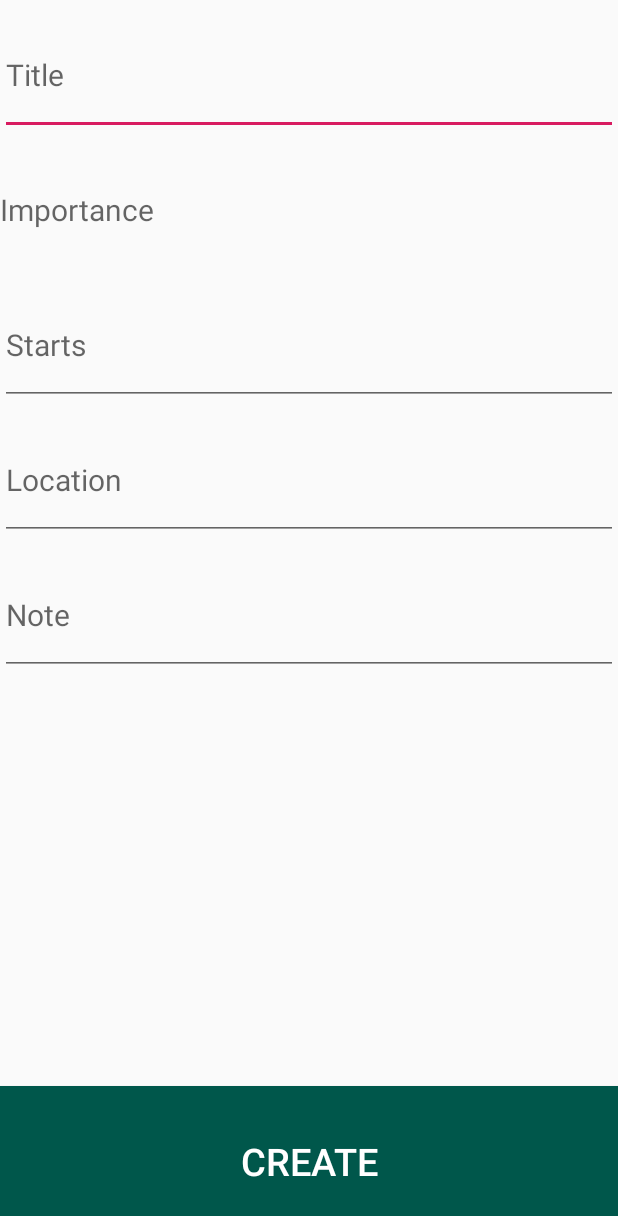
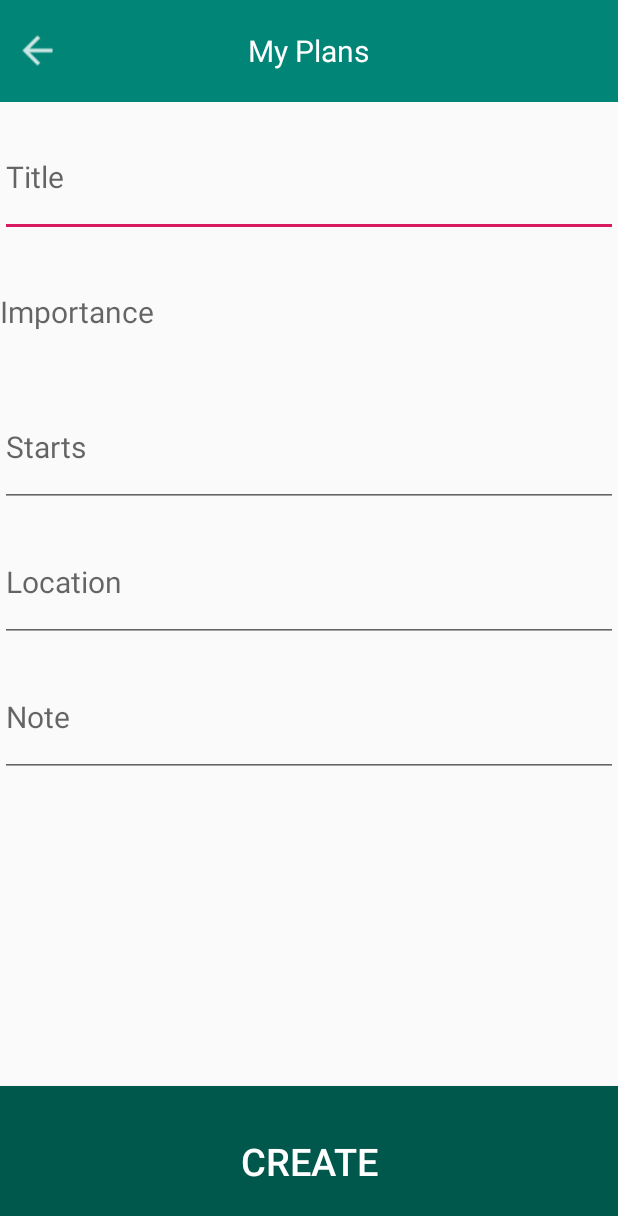
Before and after one commit to NoahValbakAardestrup/MyPlans, an Android app: the CreateActivity screen opened directly, with no data from a screen before it, on a phone screen of 412 x 824 dp. Shown: the top 1216 px of the screen. Run offline under Robolectric (Android 15) with nearby library versions, the phone set to English and light mode, and no system bars.

```diff
--- a/app/src/main/java/com/example/noahvalbakaardestrup/myplans/CreateActivity.java
+++ b/app/src/main/java/com/example/noahvalbakaardestrup/myplans/CreateActivity.java
@@ -3,6 +3,8 @@ package com.example.noahvalbakaardestrup.myplans;
 import android.support.v7.app.AppCompatActivity;
 import android.os.Bundle;
 import android.view.View;
+import android.widget.Button;
+import android.widget.ImageView;
 import android.widget.SeekBar;
 import android.widget.TextView;
 
@@ -10,12 +12,12 @@ public class CreateActivity extends AppCompatActivity {
 
     SeekBar seekbar;
     TextView importance;
+    ImageView backButton;
 
     @Override
     protected void onCreate(Bundle savedInstanceState) {
         super.onCreate(savedInstanceState);
         setContentView(R.layout.activity_create);
-
 
         seekbar = findViewById(R.id.seekBar);
         importance = findViewById(R.id.Importance);
@@ -42,5 +44,15 @@ public class CreateActivity extends AppCompatActivity {
 
             }
         });
+
+
+        backButton = findViewById(R.id.backButton);
+        backButton.setOnClickListener(new View.OnClickListener() {
+            @Override
+            public void onClick(View v) {
+                onBackPressed();
+            }
+        });
+
     }
 }
--- a/app/src/main/res/layout/activity_create.xml
+++ b/app/src/main/res/layout/activity_create.xml
@@ -1,89 +1,106 @@
 <?xml version="1.0" encoding="utf-8"?>
 <RelativeLayout xmlns:android="http://schemas.android.com/apk/res/android"
-    xmlns:app="http://schemas.android.com/apk/res-auto"
     xmlns:tools="http://schemas.android.com/tools"
     android:layout_width="match_parent"
     android:layout_height="match_parent"
     tools:context=".CreateActivity">
 
+
+    <RelativeLayout
+        android:id="@+id/toolbar"
+        android:layout_width="match_parent"
+        android:layout_height="68dp"
+        android:background="@color/colorPrimary">
+
+
+        <ImageView
+            android:id="@+id/backButton"
+            android:layout_width="30dp"
+            android:layout_height="30dp"
+            android:layout_centerVertical="true"
+            android:layout_margin="10dp"
+            android:src="@drawable/ic_back" />
+
+        <TextView
+            android:layout_width="wrap_content"
+            android:layout_height="wrap_content"
+            android:layout_centerInParent="true"
+            android:text="My Plans"
+            android:textColor="@android:color/white"
+            android:textSize="20dp" />
+    </RelativeLayout>
+
     <EditText
         android:id="@+id/Title"
         android:layout_width="match_parent"
         android:layout_height="80dp"
-        android:layout_alignParentStart="true"
-        android:layout_alignParentTop="true"
+        android:layout_below="@+id/toolbar"
+
         android:layout_marginStart="0dp"
         android:layout_marginTop="10dp"
         android:hint="Title"
-        android:textSize="20sp"
-        />
+        android:textSize="20sp" />
 
     <TextView
         android:id="@+id/Importance"
         android:layout_width="match_parent"
         android:layout_height="80dp"
+        android:layout_below="@+id/Title"
         android:layout_marginStart="0dp"
         android:layout_marginTop="10dp"
-        android:layout_below="@+id/Title"
+        android:gravity="center_vertical"
         android:hint="Importance"
         android:inputType="number"
-        android:textSize="20sp"
-        android:gravity="center_vertical"
-        />
+        android:textSize="20sp" />
 
     <SeekBar
         android:id="@+id/seekBar"
+        android:layout_width="match_parent"
+        android:layout_height="wrap_content"
         android:layout_below="@+id/Importance"
-        android:layout_width="match_parent"
+        android:max="10"
         android:min="0"
-        android:max="10"
-        android:layout_height="wrap_content"
-        android:visibility="gone"
-        />
+        android:visibility="gone" />
 
     <EditText
         android:id="@+id/Starts"
         android:layout_width="match_parent"
         android:layout_height="80dp"
+        android:layout_below="@+id/seekBar"
         android:layout_marginStart="0dp"
         android:layout_marginTop="10dp"
         android:hint="Starts"
-        android:textSize="20sp"
-        android:layout_below="@+id/seekBar"
-        />
+        android:textSize="20sp" />
 
     <EditText
         android:id="@+id/Note"
         android:layout_width="match_parent"
         android:layout_height="80dp"
+        android:layout_below="@+id/Location"
         android:layout_marginStart="0dp"
         android:layout_marginTop="10dp"
         android:hint="Note"
-        android:textSize="20sp"
-        android:layout_below="@+id/Location"
         android:scrollbars="vertical"
-        />
+        android:textSize="20sp" />
 
     <EditText
         android:id="@+id/Location"
         android:layout_width="match_parent"
         android:layout_height="80dp"
+        android:layout_below="@+id/Starts"
         android:layout_marginStart="0dp"
         android:layout_marginTop="10dp"
         android:hint="Location"
-        android:textSize="20sp"
-        android:layout_below="@+id/Starts"
-        />
+        android:textSize="20sp" />
 
     <Button
+        android:id="@+id/CreateButton"
         android:layout_width="match_parent"
         android:layout_height="100dp"
         android:layout_alignParentBottom="true"
-android:background="@color/colorPrimaryDark"
+        android:background="@color/colorPrimaryDark"
         android:text="Create"
         android:textColor="#ffffff"
-        android:textSize="25sp"
-        android:id="@+id/CreateButton"
-         />
+        android:textSize="25sp" />
 
 </RelativeLayout>
--- a/app/src/main/res/layout/activity_main.xml
+++ b/app/src/main/res/layout/activity_main.xml
@@ -53,7 +53,7 @@
                 android:text="hgjhjh" />
         </RelativeLayout>
 
-
+        <!-- Left menu design -->
         <LinearLayout
             android:layout_width="320dp"
             android:layout_height="match_parent"
--- a/app/src/main/res/layout/plan_list_item.xml
+++ b/app/src/main/res/layout/plan_list_item.xml
@@ -5,6 +5,7 @@
 
     <TextView
         android:id="@+id/name"
+        android:text="addasdas"
         android:layout_width="match_parent"
         android:layout_height="60dp" />
 
```
Also changed, not shown: app/src/main/res/drawable-hdpi/ic_back.png (added), app/src/main/res/drawable-mdpi/ic_back.png (added), app/src/main/res/drawable-xhdpi/ic_back.png (added), app/src/main/res/drawable-xxhdpi/ic_back.png (added), app/src/main/res/drawable-xxxhdpi/ic_back.png (added).
